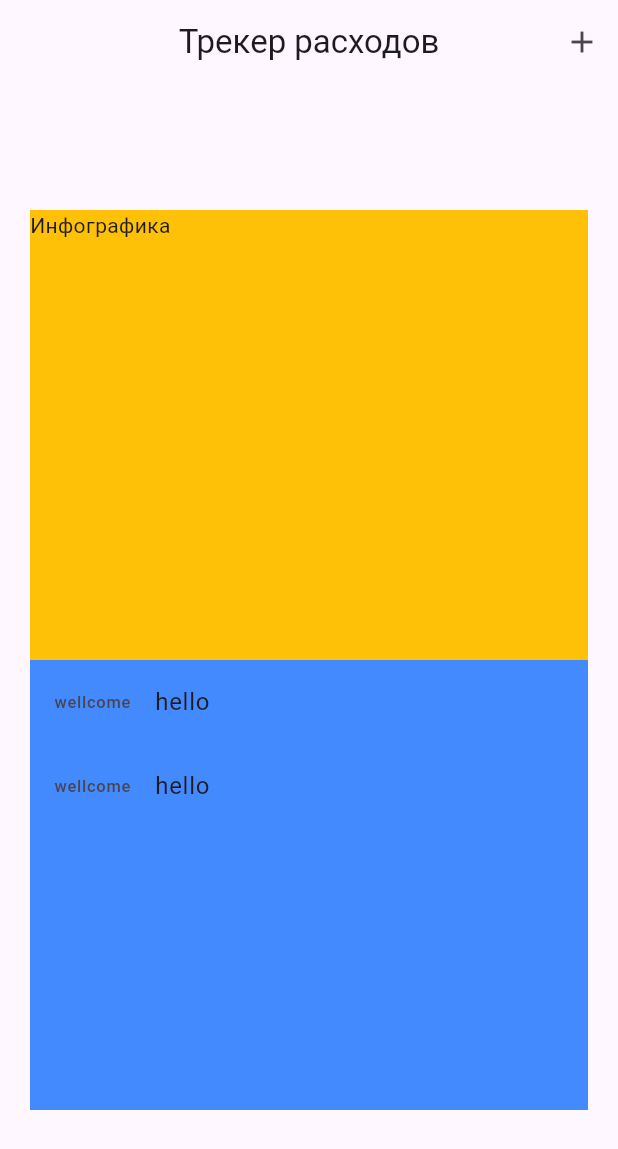
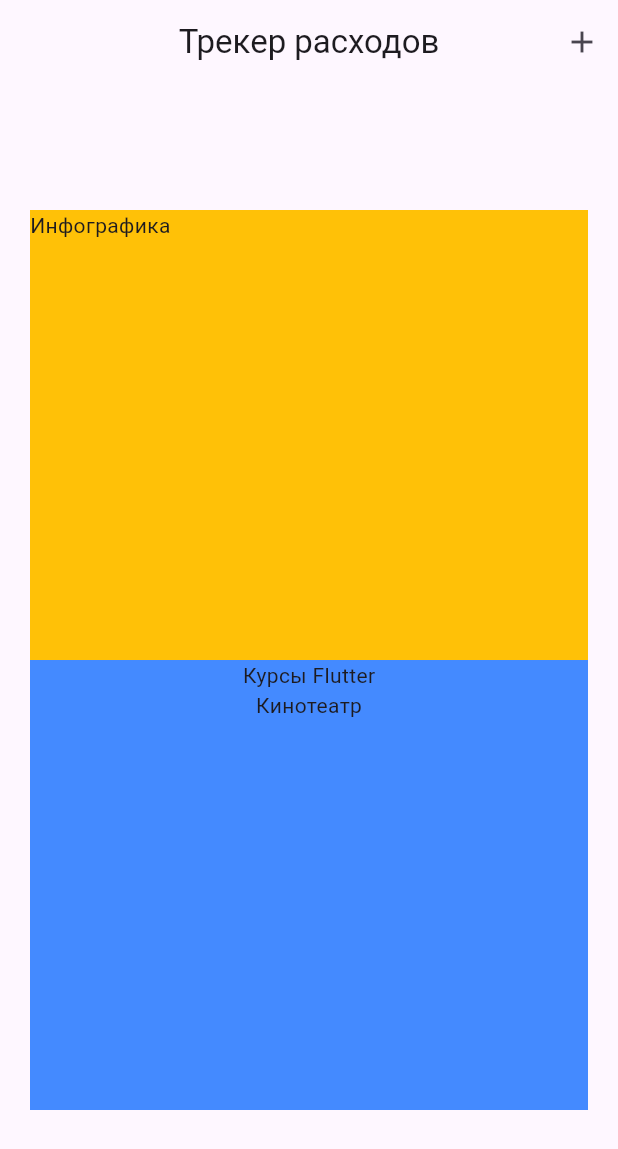
Before and after one commit to timkanurmamatov/expense_tracker, a Flutter app: the screen it shows after launch, on a phone screen of 412 x 824 dp. Shown: the top 1149 px of the screen. Run offline on Flutter 3.47's test engine with Material 3 defaults, Android fonts, the phone set to English and light mode, and no system bars.

Commit message:
add ExpensesList

```diff
--- a/lib/main.dart
+++ b/lib/main.dart
@@ -1,4 +1,4 @@
-import 'package:expense_tracker/expenses_screen.dart';
+import 'package:expense_tracker/widgets/expenses_screen.dart';
 import 'package:flutter/material.dart';
 
 void main() {
--- /dev/null
+++ b/lib/widgets/expenses_list.dart
@@ -0,0 +1,16 @@
+import 'package:expense_tracker/models/expense_model.dart';
+import 'package:flutter/material.dart';
+
+class ExpensesList extends StatelessWidget {
+  final List<ExpenseModel> expenses;
+  const ExpensesList({super.key, required this.expenses});
+
+  @override
+  Widget build(BuildContext context) {
+    return Column(
+      children: List.generate(expenses.length, (index) {
+        return Text(expenses[index].title);
+      }),
+    );
+  }
+}
--- a/lib/expenses_screen.dart
+++ b/lib/widgets/expenses_screen.dart
@@ -1,4 +1,5 @@
-import 'package:expense_tracker/expense_model.dart';
+import 'package:expense_tracker/models/expense_model.dart';
+import 'package:expense_tracker/widgets/expenses_list.dart';
 import 'package:flutter/material.dart';
 
 class ExpensesScreen extends StatefulWidget {
@@ -56,16 +57,8 @@ class _ExpensesScreenState extends State<ExpensesScreen> {
               width: double.infinity,
               height: 300,
               color: Colors.blueAccent,
-              child: Expanded(
-              child: ListView.builder(
-                itemCount: expenses.length,
-                itemBuilder:
-                    (context, index) =>
-                        ListTile(title: Text('hello'), leading: Text('wellcome')),
-              ),
+              child: Expanded(child: ExpensesList(expenses: expenses)),
             ),
-            ),
-
           ],
         ),
       ),
```
Also changed, not shown: lib/models/expense_model.dart (renamed from lib/expense_model.dart).
